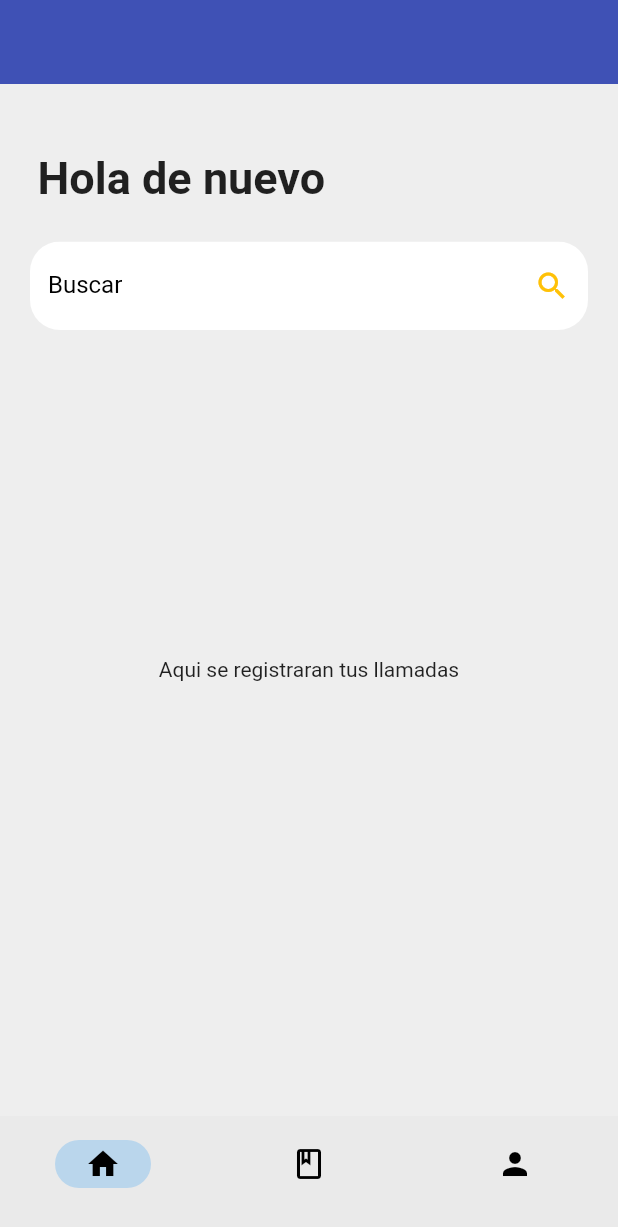
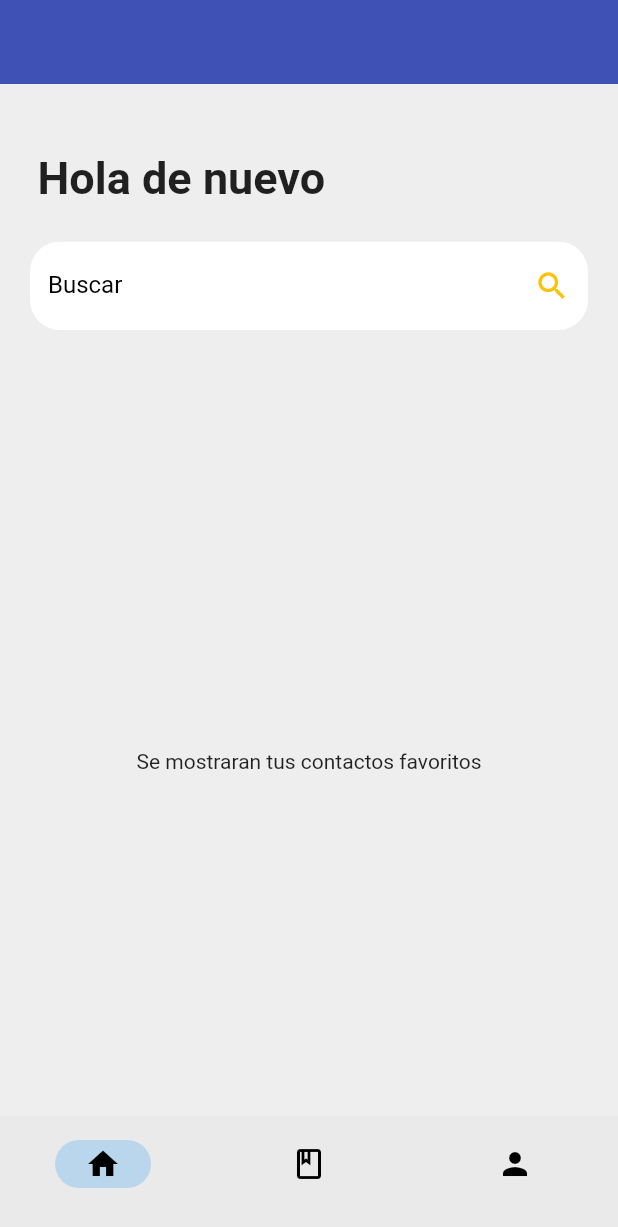
Before and after one commit to JuanPabloBallesteros1905/ContactsApp, a Flutter app: the screen it shows after launch, on a phone screen of 412 x 824 dp. Shown: the top 1227 px of the screen. Run offline on Flutter 3.47's test engine with Material 2 defaults, Android fonts, the phone set to English and light mode, and no system bars; our stand-ins replace animate_do.

Commit message:
se agrega funcion para destacar contactos (aun está en desarrollo y falta por perfeccionar dicha funcion )

```diff
--- a/lib/pages/home.dart
+++ b/lib/pages/home.dart
@@ -1,6 +1,6 @@
+import '../widgets/widgets.dart';
 import 'package:flutter/material.dart';
 import 'package:app_ontactos/pages/pages.dart';
-import '../widgets/widgets.dart';
 
 class HomeScreen extends StatefulWidget {
   const HomeScreen({super.key});
@@ -12,13 +12,17 @@ class HomeScreen extends StatefulWidget {
 class _HomeScreenState extends State<HomeScreen> {
   int _selecI = 0;
 
-  final List<Widget> _pages = [const CustomHome(), const ContactsScreen(), const ProfileScreen()];
+  final List<Widget> _pages = [
+    const CustomHome(),
+    const ContactsScreen(),
+    const ProfileScreen()
+  ];
 
   @override
   Widget build(BuildContext context) {
     return Scaffold(
       appBar: AppBar(),
-      drawer: _selecI == 0 || _selecI == 2 ?  null : const Drawer(),
+
       body: _pages[_selecI],
 
       //BottomNavigation
--- a/lib/providers/contacts_provider.dart
+++ b/lib/providers/contacts_provider.dart
@@ -2,13 +2,13 @@ import 'package:flutter/material.dart';
 import 'package:app_ontactos/clasedemuestra/contactos.dart';
 
 class ContactsProvider extends ChangeNotifier {
+  List<Contactos> newContact = [];
 
-
-  List<Contactos> newContact = [];
+  List<Contactos> favorites = [];
 
   bool press = false;
 
-  addContact([String? n, String? lts, String? numb]) {
+  Future<void> addContact([String? n, String? lts, String? numb]) async {
     if (n!.isEmpty || lts!.isEmpty || numb!.isEmpty) {
     } else {
       Contactos newContacts = Contactos(n, numb, lts);
@@ -18,18 +18,20 @@ class ContactsProvider extends ChangeNotifier {
     notifyListeners();
   }
 
-  void deleteContact(Contactos contactos) {
+  Future<void> deleteContact(Contactos contactos) async {
     newContact.remove(contactos);
 
     notifyListeners();
   }
 
-
-
   //* TODO: Por implementar un metodo para guardar contactos favoritos
 
-  void saveContacts() {
+  void saveContacts(Contactos contactos) {
     press = !press;
+    if (press == false) {}
+    if (press == true) {
+      favorites.add(contactos);
+    }
 
     notifyListeners();
   }
--- a/lib/widgets/custom_body_app.dart
+++ b/lib/widgets/custom_body_app.dart
@@ -1,4 +1,9 @@
+import 'package:animate_do/animate_do.dart';
+import 'package:app_ontactos/providers/contacts_provider.dart';
+import 'package:app_ontactos/widgets/custom_contacts.dart';
+import 'package:app_ontactos/widgets/widgets.dart';
 import 'package:flutter/material.dart';
+import 'package:provider/provider.dart';
 
 class CustomBodyApp extends StatelessWidget {
   const CustomBodyApp({
@@ -7,10 +12,59 @@ class CustomBodyApp extends StatelessWidget {
 
   @override
   Widget build(BuildContext context) {
-    return Container(
-        alignment: Alignment.center,
-        height: MediaQuery.of(context).size.height * 0.5,
-        width: double.infinity,
-        child: const Text('Aqui se registraran tus llamadas'));
+    final contactProvider = Provider.of<ContactsProvider>(context);
+
+    final listFavorites = contactProvider.favorites;
+    const String text = 'Se mostraran tus contactos favoritos';
+
+    return listFavorites.isEmpty
+        ? const NoContact(text)
+        : Container(
+            padding: const EdgeInsets.symmetric(horizontal: 15),
+            height: MediaQuery.of(context).size.height * 0.65,
+            width: double.infinity,
+            child: SingleChildScrollView(
+              child: Column(
+                children: [
+                  ...contactProvider.favorites
+                      .map(
+                        (e) => ClipRRect(
+                          borderRadius: BorderRadius.circular(30),
+                          child: BounceInDown(
+                            duration: const Duration(milliseconds: 500),
+                            child: Card(
+                              elevation: 0,
+                              child: Column(
+                                children: [
+                                  ListTile(
+                                    title: Text('${e.nombre} ${e.apellido} '),
+                                    subtitle: Text('${e.numero}'),
+                                  ),
+                                  Padding(
+                                    padding: const EdgeInsets.all(8.0),
+                                    child: Row(
+                                      mainAxisAlignment:
+                                          MainAxisAlignment.spaceEvenly,
+                                      children: const [
+
+                                         Icon(
+                                          Icons.phone,
+                                          color: Colors.green,
+                                        ),
+
+                                      ],
+                                    ),
+                                  )
+                                ],
+                              ),
+                            ),
+                          ),
+                        ),
+                      )
+                      .toList()
+                ],
+              ),
+            ),
+          );
   }
 }
--- a/lib/widgets/widgets.dart
+++ b/lib/widgets/widgets.dart
@@ -1,3 +1,5 @@
+export 'package:app_ontactos/widgets/cards_contacts.dart';
+
 export 'package:app_ontactos/widgets/buttom_sheet.dart';
 export 'package:app_ontactos/widgets/custom_home.dart';
 export 'package:app_ontactos/widgets/custom_contacts.dart';
```
Also changed, not shown: lib/widgets/cards_contacts.dart (added, +81 -0 lines), lib/widgets/custom_contacts.dart (+11 -79 lines).
